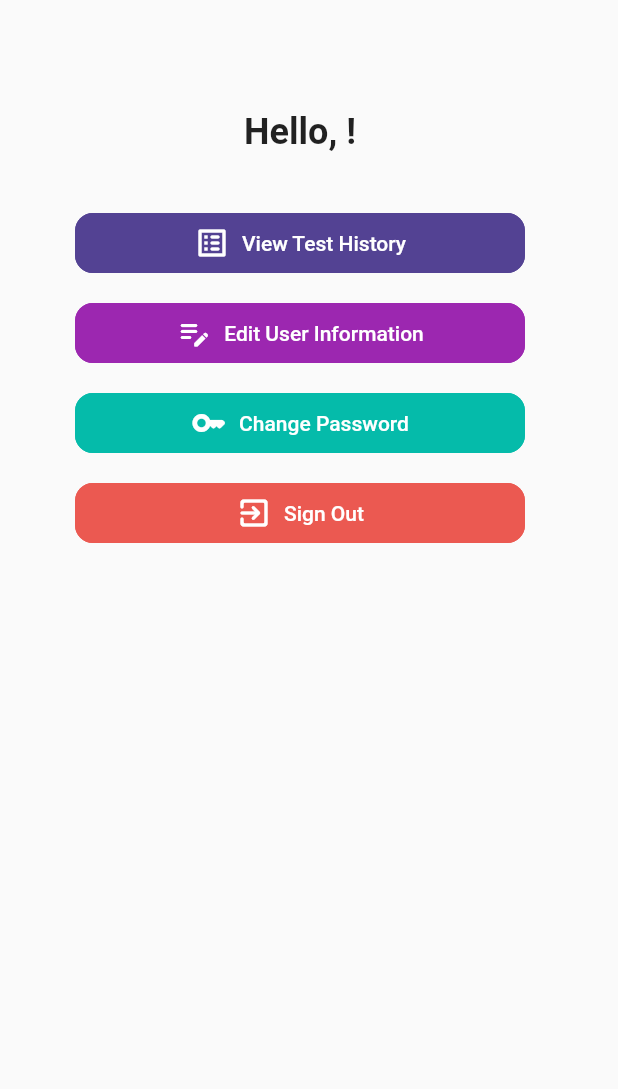
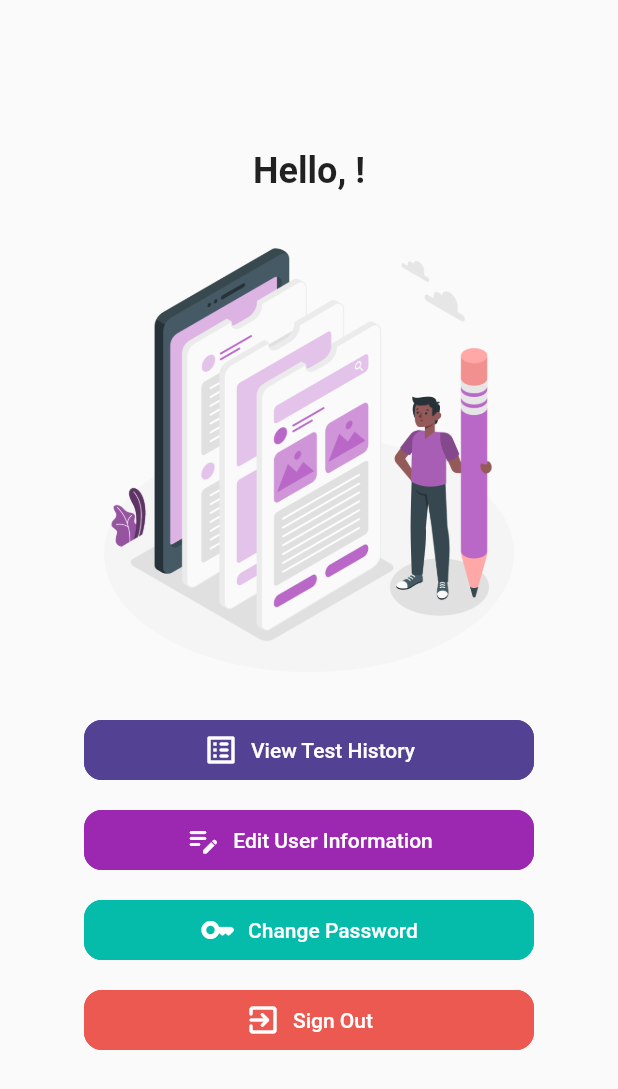
Before and after one commit to qwertybee/Ideal-Classification-Test-App, a Flutter app: the ProfilePage screen opened directly, on a phone screen of 412 x 824 dp. Shown: the top 1089 px of the screen. Run offline on Flutter 3.47's test engine with Material 2 defaults, Android fonts, the phone set to English and light mode, and no system bars; our stand-ins replace cloud_firestore, firebase_auth, firebase_core, flutter_svg, flutter_svg_provider, lottie and 3 more; missing offline and left inert: multi_charts, syncfusion_flutter_treemap; accounts and stored records are empty; network calls fail.

```diff
--- a/lib/main.dart
+++ b/lib/main.dart
@@ -2,6 +2,7 @@ import 'package:flutter/material.dart';
 import 'package:project_2/primary.dart';
 import 'package:firebase_core/firebase_core.dart';
 import 'package:project_2/providers/user_provider.dart';
+import 'package:project_2/question_screens/test_result.dart';
 import 'package:provider/provider.dart';
 
 Future main() async{
--- a/lib/profile_screens/profilepage.dart
+++ b/lib/profile_screens/profilepage.dart
@@ -21,9 +21,10 @@ class _ProfilePageState extends State<ProfilePage>{
           padding: EdgeInsets.all(50.0),
           child: Column(
             children: [
-              const SizedBox(height: 24),
+              const SizedBox(height: 50),
               buildName(user),
-
+              // const SizedBox(height: 24),
+              Image.asset('images/Mobile UX-amico.png'),
               SizedBox(height: 20),
               SizedBox(
                 width: 300,
```
Also changed, not shown: lib/question_screens/test_1.dart (+8 -8 lines), lib/question_screens/test_result.dart (+4 -3 lines), images/Mobile UX-amico.png (added), images/amico.png (added).
